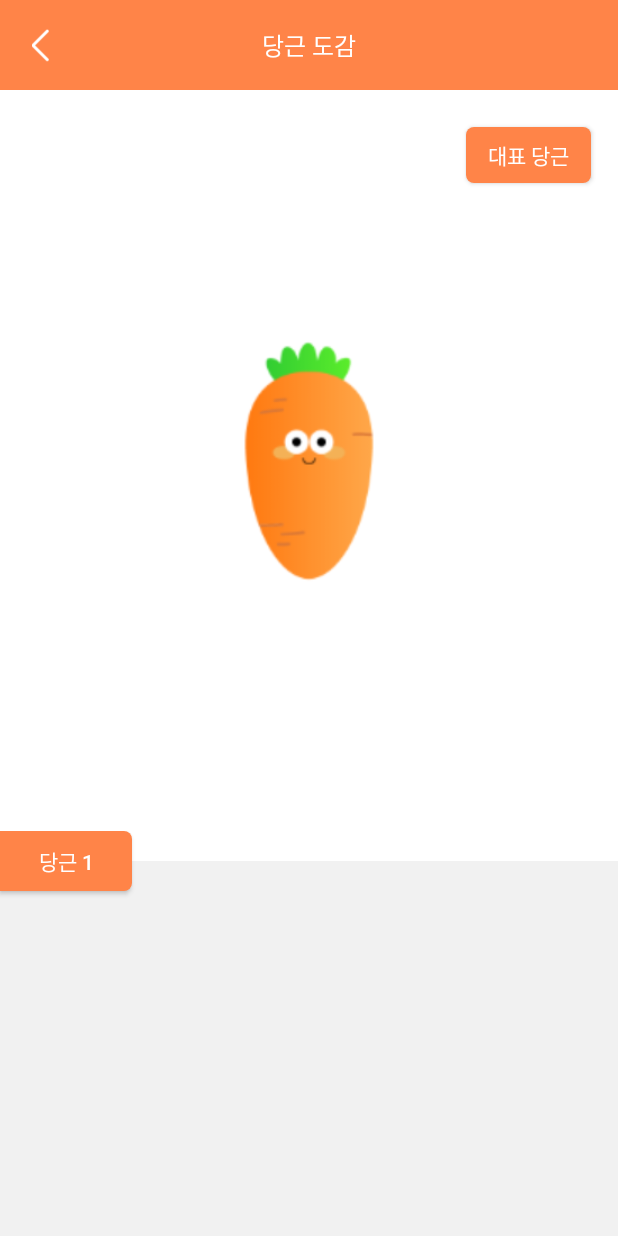
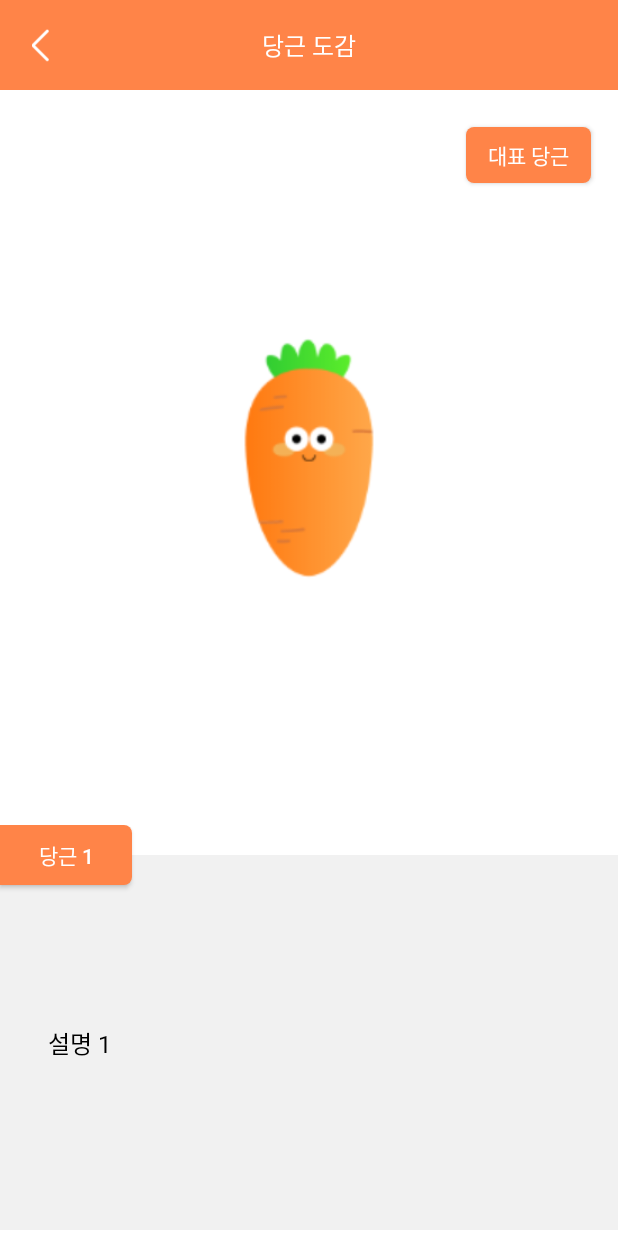
Before and after one commit to Sookhee/whip-carrot-quizlocker, an Android app: the CollectionActivity screen opened directly, with no data from a screen before it, after a tap on an icon or button, on a phone screen of 412 x 824 dp. Run offline under Robolectric (Android 15) with nearby library versions, the phone set to English and light mode, and no system bars; our stand-ins replace Firebase (no records; nobody signed in at launch, a user with empty details on screens opened directly).

Commit message:
마무리 완료! - collectionAdapter 사용자 당근 갯수 받아와서 표시하기 - collectionDetailActivity 당근 정보 안보이던 문제 해결

```diff
--- a/app/src/main/java/kr/hs/emirim/shookhee/quizlocker/LoginActivity.java
+++ b/app/src/main/java/kr/hs/emirim/shookhee/quizlocker/LoginActivity.java
@@ -36,11 +36,15 @@ public class LoginActivity extends AppCompatActivity {
     FirebaseDatabase database = FirebaseDatabase.getInstance();
     DatabaseReference userReference = database.getReference("user");
 
+    public static Context mContext;
+
     String email, passwd;
     @Override
     protected void onCreate(Bundle savedInstanceState) {
         super.onCreate(savedInstanceState);
         setContentView(R.layout.activity_login);
+
+        mContext = this;
 
         firebaseAuth = firebaseAuth.getInstance();
 
@@ -127,7 +131,6 @@ public class LoginActivity extends AppCompatActivity {
                 editor.putString("userKey", dataSnapshot.getKey());
                 editor.commit();
 
-
             }
 
             @Override
@@ -145,8 +148,12 @@ public class LoginActivity extends AppCompatActivity {
 
             }
         });
+    }
 
+    public int postCarrotCount(){
+        SharedPreferences pref = getSharedPreferences("pref", MODE_PRIVATE);
+
+        return pref.getInt("allCarrotCount", 0);
 
     }
-
 }
--- a/app/src/main/java/kr/hs/emirim/shookhee/quizlocker/adapter/CollectionAdapter.java
+++ b/app/src/main/java/kr/hs/emirim/shookhee/quizlocker/adapter/CollectionAdapter.java
@@ -1,6 +1,8 @@
 package kr.hs.emirim.shookhee.quizlocker.adapter;
 
 import android.content.Intent;
+import android.content.SharedPreferences;
+import android.util.Log;
 import android.view.LayoutInflater;
 import android.view.View;
 import android.view.ViewGroup;
@@ -13,6 +15,7 @@ import java.util.ArrayList;
 
 import kr.hs.emirim.shookhee.quizlocker.CollectionDetailActivity;
 import kr.hs.emirim.shookhee.quizlocker.CollectionPopupActivity;
+import kr.hs.emirim.shookhee.quizlocker.LoginActivity;
 import kr.hs.emirim.shookhee.quizlocker.R;
 import kr.hs.emirim.shookhee.quizlocker.model.Carrot;
 
@@ -20,8 +23,7 @@ import kr.hs.emirim.shookhee.quizlocker.model.Carrot;
 public class CollectionAdapter extends RecyclerView.Adapter<CollectionAdapter.ItemViewHolder> {
 
     private ArrayList<Carrot> listData = new ArrayList<>();
-    // 사용자 당근 개수 (임시)
-    int userCarrot = 90;
+    int userCarrot = ((LoginActivity)LoginActivity.mContext).postCarrotCount();
 
     @NonNull
     @Override
@@ -43,6 +45,8 @@ public class CollectionAdapter extends RecyclerView.Adapter<CollectionAdapter.It
         holder.info = carrot.getInfo();
         holder.img = carrot.getImgId();
         holder.unlockCount = carrot.getUnlockCount();
+
+        Log.e("CARROT", userCarrot + "");
 
         if(userCarrot < carrot.getUnlockCount()) {
             holder.ivCarrotImg.setImageResource(R.drawable.icon_question);
@@ -78,6 +82,7 @@ public class CollectionAdapter extends RecyclerView.Adapter<CollectionAdapter.It
                         Intent intent = new Intent(v.getContext(), CollectionDetailActivity.class);
                         intent.putExtra("name", name);
                         intent.putExtra("info", info);
+                        Log.e("INFO", info);
                         intent.putExtra("img", img);
                         intent.putExtra("carrotPosition", carrotPosition);
                         v.getContext().startActivity(intent);
@@ -95,4 +100,5 @@ public class CollectionAdapter extends RecyclerView.Adapter<CollectionAdapter.It
             ivCarrotImg.setImageResource(data.getImgId());
         }
     }
+
 }
--- a/app/src/main/res/layout/activity_collection_detail.xml
+++ b/app/src/main/res/layout/activity_collection_detail.xml
@@ -83,9 +83,20 @@
                 app:layout_constraintStart_toStartOf="parent"
                 app:layout_constraintTop_toTopOf="@+id/InfoBox" />
 
+            <View
+                    android:id="@+id/InfoBox"
+                    android:layout_width="match_parent"
+                    android:layout_height="250dp"
+                    android:layout_marginBottom="4dp"
+                    android:background="#F1F1F1"
+                    app:layout_constraintBottom_toBottomOf="parent"
+                    app:layout_constraintEnd_toEndOf="@+id/carrotInfoTextView"
+                    app:layout_constraintHorizontal_bias="0.0"
+                    app:layout_constraintStart_toStartOf="parent" />
+
             <TextView
                     android:id="@+id/carrotInfoTextView"
-                android:layout_width="match_parent"
+                    android:layout_width="0dp"
                     android:layout_height="wrap_content"
                     android:layout_gravity="bottom"
                     android:layout_marginStart="32dp"
@@ -98,15 +109,6 @@
                     app:layout_constraintEnd_toEndOf="parent"
                     app:layout_constraintStart_toStartOf="parent"
                     app:layout_constraintTop_toTopOf="@+id/InfoBox" />
-
-            <View
-                android:id="@+id/InfoBox"
-                android:layout_width="match_parent"
-                android:layout_height="250dp"
-                android:background="#F1F1F1"
-                app:layout_constraintBottom_toBottomOf="parent"
-                app:layout_constraintEnd_toEndOf="@+id/carrotInfoTextView"
-                app:layout_constraintStart_toStartOf="parent" />
         </androidx.constraintlayout.widget.ConstraintLayout>
 
         <Button
```
Lines whose indentation alone changed are shown as unchanged.
